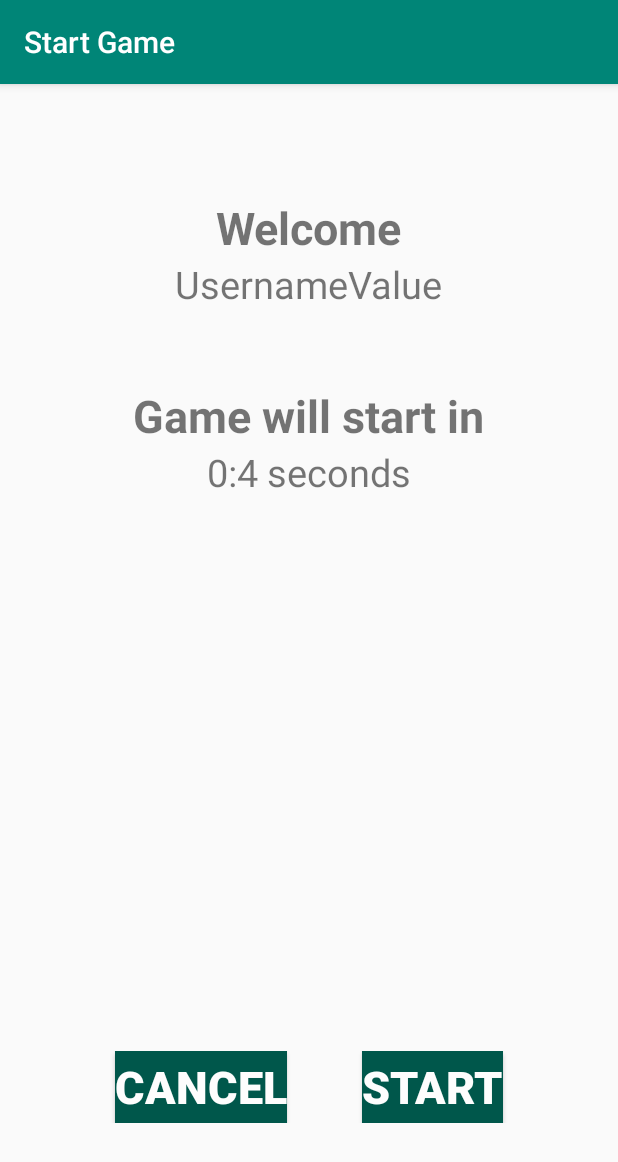
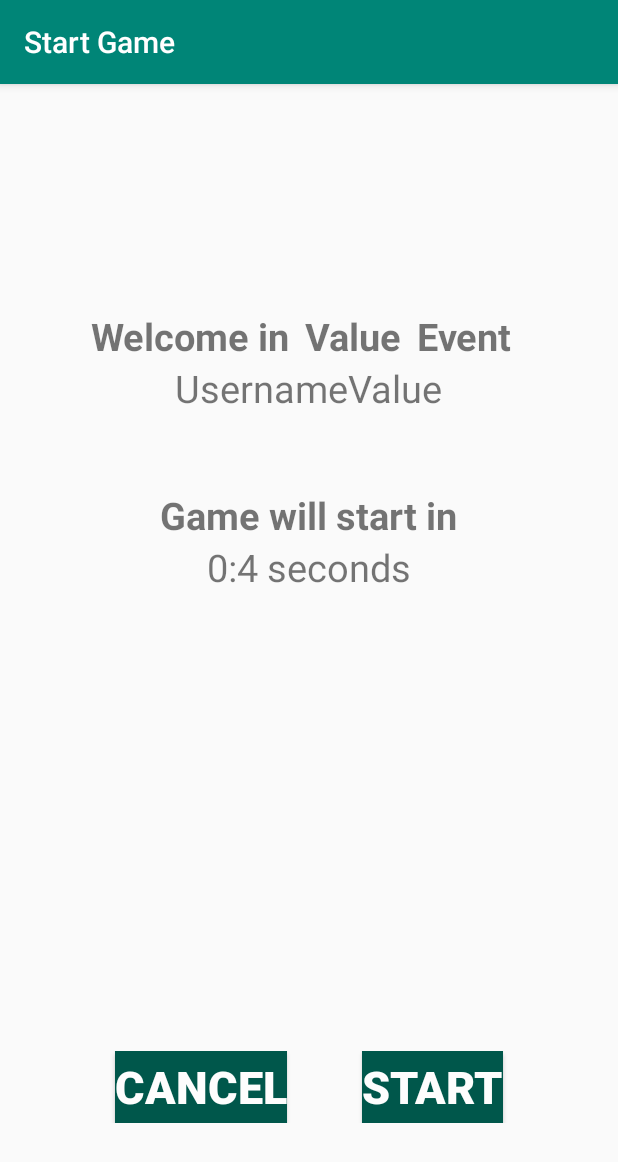
Before and after one commit to Mark0tny/GPS-game, an Android app: the StartGameFragment screen opened directly, with no data from a screen before it, on a phone screen of 412 x 824 dp. Shown: the top 1162 px of the screen. Run offline under Robolectric (Android 15) with nearby library versions, the phone set to English and light mode, and no system bars; our stand-ins replace Firebase (no records; nobody signed in at launch, a user with empty details on screens opened directly), navigation-ui; 14 statements that could not run were skipped.

Commit message:
geolocation multiple users

```diff
--- a/app/src/main/java/com/example/kotu9/gpsgame/fragment/eventGame/StartGameFragment.java
+++ b/app/src/main/java/com/example/kotu9/gpsgame/fragment/eventGame/StartGameFragment.java
@@ -35,7 +35,7 @@ import static java.lang.String.valueOf;
 public class StartGameFragment extends Fragment implements View.OnClickListener {
     private static final String TAG = "StartGameFragment";
 
-    private TextView username, timerText;
+    private TextView username, timerText,eventName;
     private Button startEvent, cancelEvent;
 
     public NavController navController;
@@ -122,6 +122,8 @@ public class StartGameFragment extends Fragment implements View.OnClickListener
         username = view.findViewById(R.id.startWelcomeValue);
         startEvent = view.findViewById(R.id.startEvent);
         cancelEvent = view.findViewById(R.id.cancelEvent);
+        eventName =  view.findViewById(R.id.startWelcomeEventName);
+        eventName.setText(event.name);
         startEvent.setOnClickListener(this);
         cancelEvent.setOnClickListener(this);
     }
--- a/app/src/main/res/layout/activity_user_location.xml
+++ b/app/src/main/res/layout/activity_user_location.xml
@@ -6,7 +6,7 @@
     android:layout_width="match_parent"
     android:layout_height="match_parent"
     android:fitsSystemWindows="true"
-    android:background="@color/colorPrimary"
+    android:background="@color/userAC"
     app:navGraph="@navigation/nav_graph"
     tools:openDrawer="start">
 
--- a/app/src/main/res/layout/fragment_start_game.xml
+++ b/app/src/main/res/layout/fragment_start_game.xml
@@ -18,14 +18,43 @@
             android:gravity="center_horizontal"
             android:orientation="vertical">
 
+        <LinearLayout
+            android:id="@+id/welcomeWindowEvent"
+            android:layout_width="match_parent"
+            android:layout_height="wrap_content"
+            android:layout_marginTop="@dimen/_75dp"
+            android:gravity="center_horizontal"
+            android:orientation="horizontal">
+
             <TextView
                 android:id="@+id/startWelcome"
                 android:layout_width="wrap_content"
                 android:layout_height="wrap_content"
                 android:text="@string/welcome"
-                android:textSize="@dimen/_30dp"
+                android:layout_marginRight="@dimen/_10dp"
+                android:textSize="@dimen/_25dp"
                 android:textStyle="bold" />
 
+            <TextView
+                android:id="@+id/startWelcomeEventName"
+                android:layout_width="wrap_content"
+                android:layout_height="wrap_content"
+                android:layout_marginRight="@dimen/_10dp"
+                android:text="Value"
+                android:textSize="@dimen/_25dp"
+                android:textStyle="bold" />
+
+
+            <TextView
+                android:id="@+id/startWelcomeGame"
+                android:layout_width="wrap_content"
+                android:layout_height="wrap_content"
+                android:text="Event"
+                android:layout_marginRight="@dimen/_10dp"
+                android:textSize="@dimen/_25dp"
+                android:textStyle="bold" />
+
+        </LinearLayout>
             <TextView
                 android:id="@+id/startWelcomeValue"
                 android:layout_width="wrap_content"
@@ -34,6 +63,7 @@
                 android:textSize="@dimen/_25dp" />
 
         </LinearLayout>
+
 
         <LinearLayout
             android:id="@+id/eventStartInfo"
@@ -49,7 +79,7 @@
                 android:layout_width="wrap_content"
                 android:layout_height="wrap_content"
                 android:text="@string/messageTimer"
-                android:textSize="@dimen/_30dp"
+                android:textSize="@dimen/_25dp"
                 android:textStyle="bold" />
 
             <TextView
--- a/app/src/main/res/values/colors.xml
+++ b/app/src/main/res/values/colors.xml
@@ -12,6 +12,7 @@
 
     <color name="normal">#11830D</color>
     <color name="active">#87D137</color>
+    <color name="userAC" >#8B008577</color>>
 
 
 </resources>
--- a/app/src/main/res/values/strings.xml
+++ b/app/src/main/res/values/strings.xml
@@ -103,7 +103,7 @@
     <string name="generate">Generate QRcode</string>
     <string name="QRmessage">QR code message</string>
     <string name="menu_messages">Messages</string>
-    <string name="welcome">Welcome</string>
+    <string name="welcome">Welcome in</string>
     <string name="messageTimer">Game will start in</string>
     <string name="markerBundleGame">markerBundleGame</string>
 
```
Also changed, not shown: app/src/main/java/com/example/kotu9/gpsgame/fragment/UserLocationFragment.java (+6 -10 lines).
